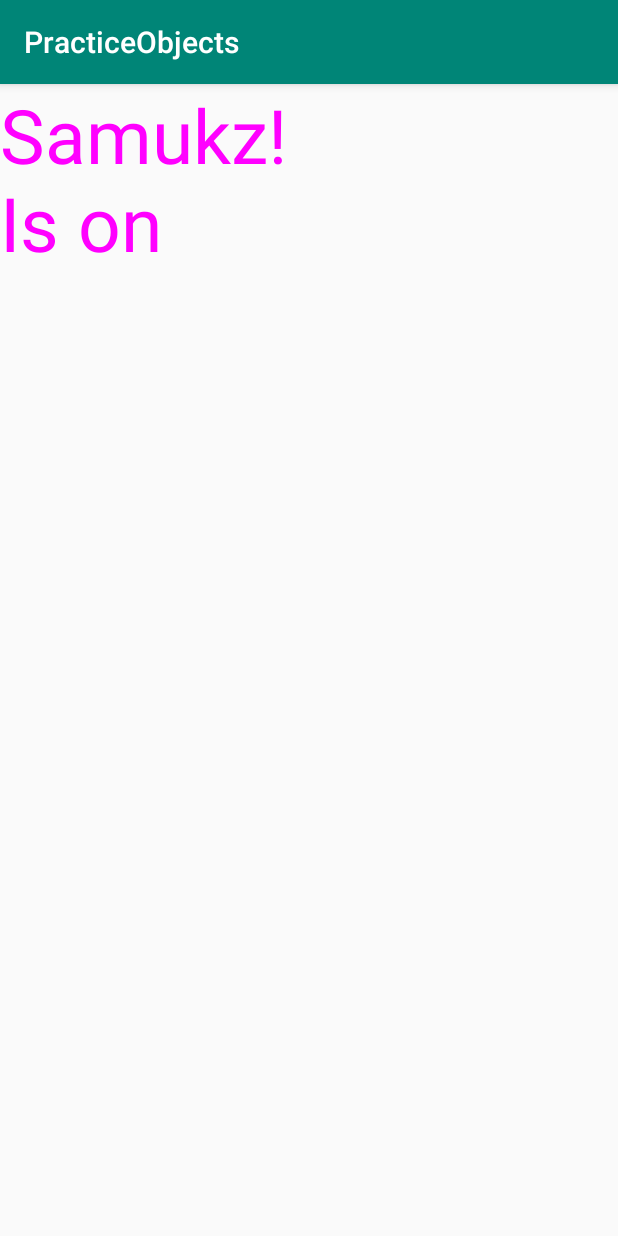
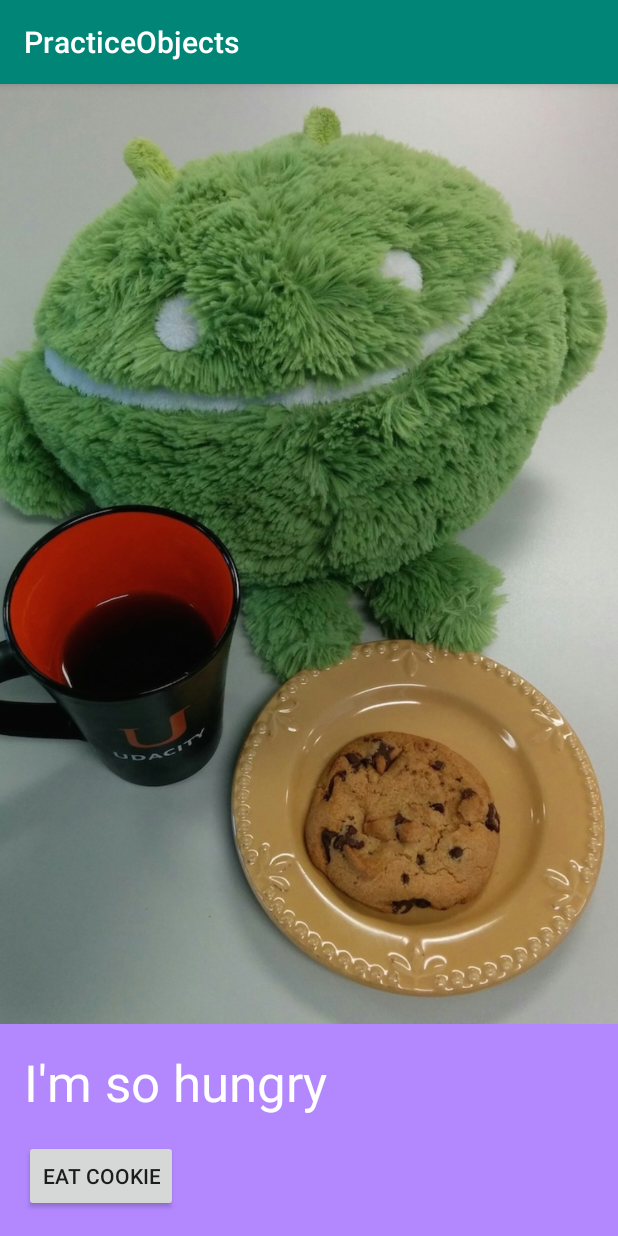
Before and after one commit to SamuelBFG/practice-android, an Android app: the screen it shows after launch (MainActivity), on a phone screen of 412 x 824 dp. Run offline under Robolectric (Android 15) with nearby library versions, the phone set to English and light mode, and no system bars.

Commit message:
Change ImageView objects

```diff
--- a/PracticeObjects/app/src/main/java/com/example/android/practiceobjects/MainActivity.java
+++ b/PracticeObjects/app/src/main/java/com/example/android/practiceobjects/MainActivity.java
@@ -1,22 +1,30 @@
 package com.example.android.practiceobjects;
 
-import android.graphics.Color;
+import android.os.Bundle;
 import android.support.v7.app.AppCompatActivity;
-import android.os.Bundle;
+import android.view.View;
+import android.widget.ImageView;
 import android.widget.TextView;
+
+import org.w3c.dom.Text;
+
 
 public class MainActivity extends AppCompatActivity {
 
     @Override
     protected void onCreate(Bundle savedInstanceState) {
         super.onCreate(savedInstanceState);
+        setContentView(R.layout.activity_main);
+    }
 
-        TextView textView = new TextView(this);
-        textView.setText("Samukz!"+"\nIs on"+"\nFire!!");
-        textView.setTextColor(Color.MAGENTA);
-        textView.setTextSize(50);
-        setContentView(textView);
-        textView.setMaxLines(2);
-        //setContentView(R.layout.activity_main);
+    /**
+     * Called when the cookie should be eaten.
+     */
+    public void eatCookie(View view) {
+        ImageView cookieImage = (ImageView) findViewById(R.id.android_cookie_image_view);
+        TextView message = (TextView) findViewById(R.id.status_text_view);
+        message.setText("I'm so full");
+        cookieImage.setImageResource(R.drawable.after_cookie);
+
     }
 }
--- a/PracticeObjects/app/src/main/res/layout/activity_main.xml
+++ b/PracticeObjects/app/src/main/res/layout/activity_main.xml
@@ -1,18 +1,35 @@
-<?xml version="1.0" encoding="utf-8"?>
-<android.support.constraint.ConstraintLayout xmlns:android="http://schemas.android.com/apk/res/android"
-    xmlns:app="http://schemas.android.com/apk/res-auto"
+<LinearLayout xmlns:android="http://schemas.android.com/apk/res/android"
     xmlns:tools="http://schemas.android.com/tools"
     android:layout_width="match_parent"
     android:layout_height="match_parent"
+    android:background="#B388FF"
+    android:orientation="vertical"
     tools:context=".MainActivity">
 
+    <ImageView
+        android:id="@+id/android_cookie_image_view"
+        android:layout_width="match_parent"
+        android:layout_height="0dp"
+        android:layout_weight="1"
+        android:scaleType="centerCrop"
+        android:src="@drawable/before_cookie" />
+
     <TextView
+        android:id="@+id/status_text_view"
+        android:layout_width="match_parent"
+        android:layout_height="wrap_content"
+        android:layout_marginLeft="16dp"
+        android:layout_marginRight="16dp"
+        android:layout_marginTop="16dp"
+        android:text="I'm so hungry"
+        android:textColor="@android:color/white"
+        android:textSize="34sp" />
+
+    <Button
         android:layout_width="wrap_content"
         android:layout_height="wrap_content"
-        android:text="Hello World!"
-        app:layout_constraintBottom_toBottomOf="parent"
-        app:layout_constraintLeft_toLeftOf="parent"
-        app:layout_constraintRight_toRightOf="parent"
-        app:layout_constraintTop_toTopOf="parent" />
+        android:layout_margin="16dp"
+        android:text="EAT COOKIE"
+        android:onClick="eatCookie"/>
 
-</android.support.constraint.ConstraintLayout>
+</LinearLayout>
```
Also changed, not shown: PracticeObjects/app/src/main/res/drawable/after_cookie.jpg (added), PracticeObjects/app/src/main/res/drawable/before_cookie.jpg (added).
